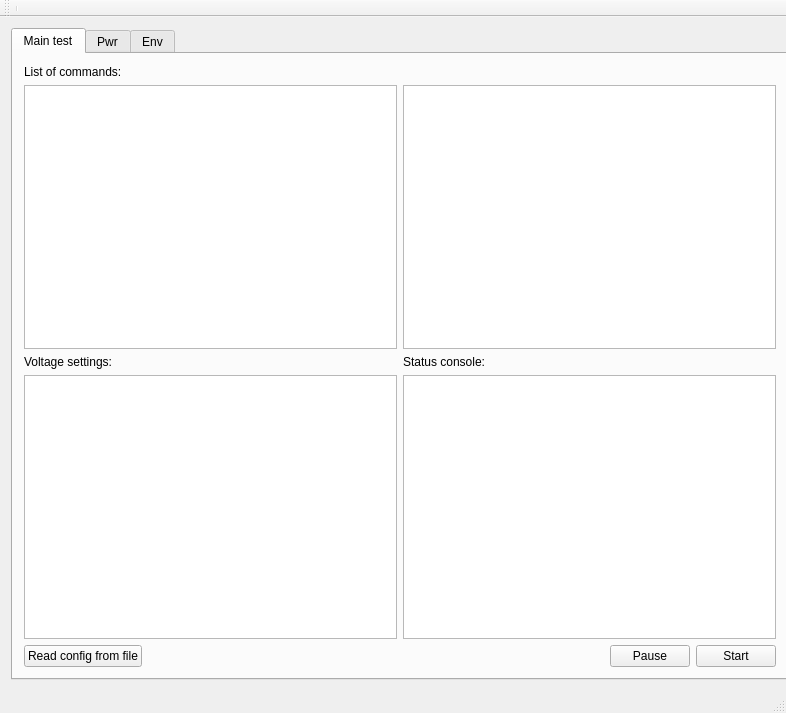
Above: mainwindow.ui from thomaseichhorn/burnin before the change. Below: the same form after it.
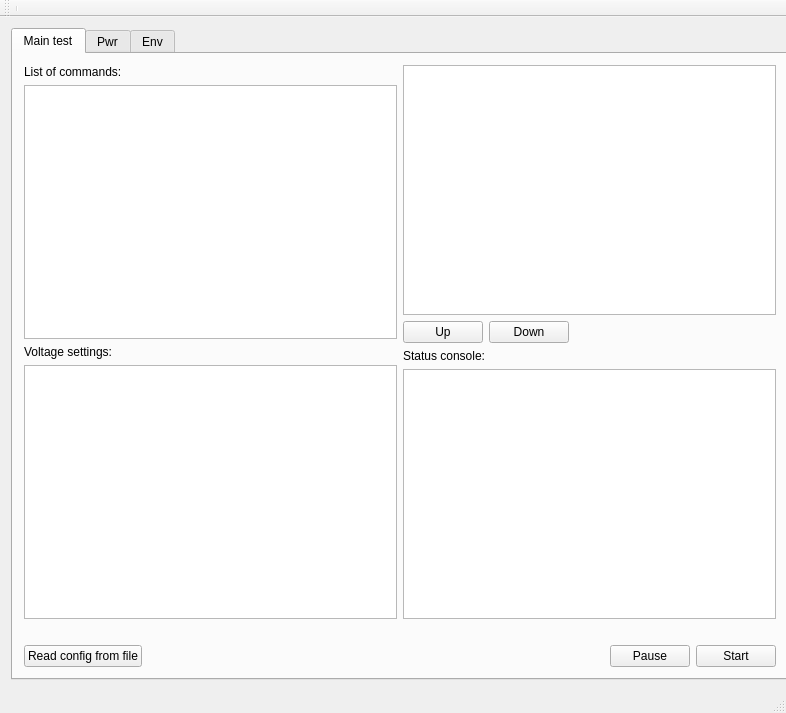
That is the form after the change. The open tabs and pages were chosen to show the change.

What changed in the file:
```diff
--- a/mainwindow.ui
+++ b/mainwindow.ui
@@ -51,8 +51,6 @@
        <attribute name="title">
         <string>Main test</string>
        </attribute>
-       <layout class="QVBoxLayout" name="verticalLayout_8">
-        <item>
          <layout class="QVBoxLayout" name="verticalLayout_7">
           <item>
            <layout class="QGridLayout" name="gridLayout_2">
@@ -82,13 +80,6 @@
             </item>
             <item row="0" column="1">
              <layout class="QVBoxLayout" name="verticalLayout_3">
-              <item>
-               <widget class="QLabel" name="label">
-                <property name="text">
-                 <string/>
-                </property>
-               </widget>
-              </item>
               <item>
                <widget class="QTableView" name="AddedComands_tabelView">
                 <property name="minimumSize">
@@ -108,6 +99,37 @@
                 </property>
                </widget>
               </item>
+            <item>
+             <layout class="QHBoxLayout" name="horizontalLayout_4">
+              <item>
+               <widget class="QPushButton" name="Up_pushButton">
+                <property name="text">
+                 <string>Up</string>
+                </property>
+               </widget>
+              </item>
+              <item>
+               <widget class="QPushButton" name="Down_pushButton">
+                <property name="text">
+                 <string>Down</string>
+                </property>
+               </widget>
+              </item>
+              <item>
+               <spacer name="horizontalSpacer_2">
+                <property name="orientation">
+                 <enum>Qt::Horizontal</enum>
+                </property>
+                <property name="sizeHint" stdset="0">
+                 <size>
+                  <width>40</width>
+                  <height>20</height>
+                 </size>
+                </property>
+               </spacer>
+              </item>
+             </layout>
+            </item>
               <item>
                <widget class="QLabel" name="label_13">
                 <property name="text">
@@ -122,6 +144,13 @@
             </item>
            </layout>
           </item>
+        <item>
+         <widget class="QLabel" name="label">
+          <property name="text">
+           <string/>
+          </property>
+         </widget>
+        </item>
           <item>
            <layout class="QHBoxLayout" name="horizontalLayout_2">
             <item>
@@ -161,8 +190,6 @@
            </layout>
           </item>
          </layout>
-        </item>
-       </layout>
       </widget>
       <widget class="QWidget" name="Power">
        <attribute name="title">
@@ -376,9 +403,13 @@
              <property name="title">
               <string>#1 Keithley 2410</string>
              </property>
-             <layout class="QVBoxLayout" name="verticalLayout_11">
+             <layout class="QHBoxLayout" name="horizontalLayout_7">
               <item>
-               <layout class="QHBoxLayout" name="horizontalLayout_18">
+               <layout class="QVBoxLayout" name="verticalLayout_10">
+                <item>
+                 <layout class="QGridLayout" name="gridLayout_3">
+                  <item row="0" column="0">
+                   <layout class="QVBoxLayout" name="verticalLayout_8">
                 <item>
                  <layout class="QHBoxLayout" name="horizontalLayout_15">
                   <item>
@@ -397,12 +428,24 @@
                   </item>
                  </layout>
                 </item>
-               </layout>
-              </item>
               <item>
-               <layout class="QVBoxLayout" name="verticalLayout_10">
+                     <layout class="QHBoxLayout" name="horizontalLayout_6">
                 <item>
-                 <layout class="QHBoxLayout" name="horizontalLayout_21">
+                       <widget class="QLabel" name="label_24">
+                        <property name="text">
+                         <string>Step</string>
+                        </property>
+                       </widget>
+                      </item>
+                      <item>
+                       <widget class="QSpinBox" name="Keithley_Step_spinbox"/>
+                      </item>
+                     </layout>
+                    </item>
+                   </layout>
+                  </item>
+                  <item row="0" column="1">
+                   <layout class="QVBoxLayout" name="verticalLayout_9">
                   <item>
                    <layout class="QHBoxLayout" name="horizontalLayout_17">
                     <item>
@@ -413,9 +456,7 @@
                      </widget>
                     </item>
                     <item>
-                     <widget class="QDoubleSpinBox" name="V_set_doubleSpinBox"/>
-                    </item>
-                   </layout>
+                       <widget class="QDoubleSpinBox" name="Keithley_V_set_doubleSpinBox"/>
                   </item>
                  </layout>
                 </item>
@@ -424,12 +465,16 @@
                   <item>
                    <widget class="QLabel" name="label_17">
                     <property name="text">
-                     <string>I_set</string>
+                         <string>Curr compliance</string>
                     </property>
                    </widget>
                   </item>
                   <item>
-                   <widget class="QDoubleSpinBox" name="I_set_doubleSpinBox"/>
+                       <widget class="QDoubleSpinBox" name="Keithley_CurrentCompliance_set_doubleSpinBox"/>
+                      </item>
+                     </layout>
+                    </item>
+                   </layout>
                   </item>
                  </layout>
                 </item>
```
Lines whose indentation alone changed are shown as unchanged.
